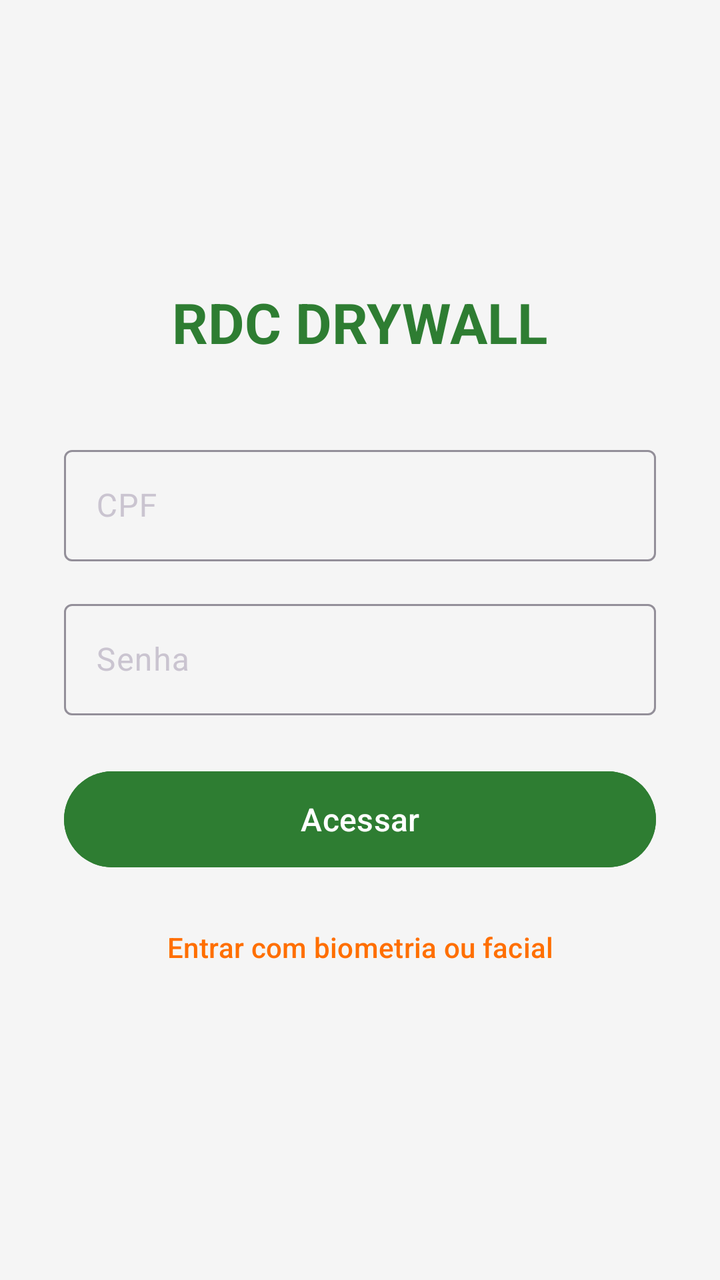
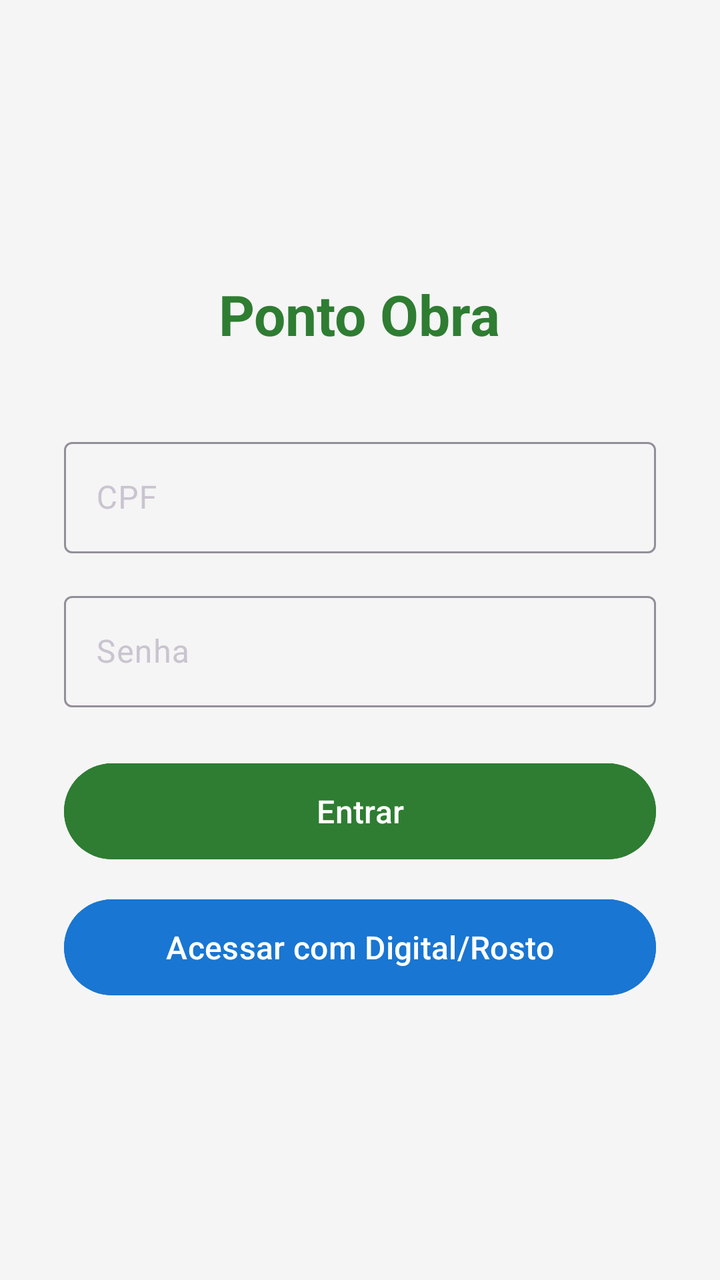

Screens rendered from an Android XML layout before and after an edit, with the pre-edit source and the edit as a unified diff.
<!-- AndroidManifest.xml: application theme Theme.PontoObra -->
<!-- res/layout/activity_login.xml -->
<?xml version="1.0" encoding="utf-8"?>
<LinearLayout xmlns:android="http://schemas.android.com/apk/res/android"
    android:layout_width="match_parent"
    android:layout_height="match_parent"
    android:orientation="vertical"
    android:gravity="center"
    android:padding="32dp"
    android:background="#F5F5F5">

    <TextView
        android:layout_width="wrap_content"
        android:layout_height="wrap_content"
        android:text="RDC DRYWALL"
        android:textSize="28sp"
        android:textStyle="bold"
        android:textColor="#2E7D32"
        android:layout_marginBottom="40dp"/>

    <com.google.android.material.textfield.TextInputLayout
        android:layout_width="match_parent"
        android:layout_height="wrap_content"
        android:hint="@string/cpf"
        android:layout_marginBottom="16dp">
        <com.google.android.material.textfield.TextInputEditText
            android:id="@+id/edtCpf"
            android:layout_width="match_parent"
            android:layout_height="wrap_content"
            android:inputType="number"/>
    </com.google.android.material.textfield.TextInputLayout>

    <com.google.android.material.textfield.TextInputLayout
        android:layout_width="match_parent"
        android:layout_height="wrap_content"
        android:hint="@string/senha"
        android:layout_marginBottom="24dp">
        <com.google.android.material.textfield.TextInputEditText
            android:id="@+id/edtSenha"
            android:layout_width="match_parent"
            android:layout_height="wrap_content"
            android:inputType="textPassword"/>
    </com.google.android.material.textfield.TextInputLayout>

    <com.google.android.material.button.MaterialButton
        android:id="@+id/btnLogin"
        android:layout_width="match_parent"
        android:layout_height="56dp"
        android:text="@string/login"
        android:textSize="16sp"
        android:backgroundTint="#2E7D32"
        android:textColor="@android:color/white"
        android:layout_marginBottom="12dp"/>

    <com.google.android.material.button.MaterialButton
        android:id="@+id/btnBiometria"
        android:layout_width="wrap_content"
        android:layout_height="wrap_content"
        android:text="@string/biometria"
        android:backgroundTint="@android:color/transparent"
        android:textColor="#FF6F00"/>

</LinearLayout>
<!-- resources referenced by this layout -->
<resources>
  <string name="biometria">Entrar com biometria ou facial</string>
  <string name="cpf">CPF</string>
  <string name="login">Acessar</string>
  <string name="senha">Senha</string>
  <style name="Theme.PontoObra" parent="Theme.Material3.Dark.NoActionBar">
          <item name="colorPrimary">#2E7D32</item>
          <item name="colorOnPrimary">#FFFFFF</item>
          <item name="colorSecondary">#FF6F00</item>
      </style>
</resources>

<!-- the commit's change to res/layout/activity_login.xml (unified diff, before → after) -->
@@ -3,14 +3,15 @@
     android:layout_width="match_parent"
     android:layout_height="match_parent"
     android:orientation="vertical"
-    android:gravity="center"
+    android:background="#F5F5F5"
     android:padding="32dp"
-    android:background="#F5F5F5">
+    android:gravity="center">
 
     <TextView
+        android:id="@+id/txtEmpresa"
         android:layout_width="wrap_content"
         android:layout_height="wrap_content"
-        android:text="RDC DRYWALL"
+        android:text="Ponto Obra"
         android:textSize="28sp"
         android:textStyle="bold"
         android:textColor="#2E7D32"
@@ -19,20 +20,23 @@
     <com.google.android.material.textfield.TextInputLayout
         android:layout_width="match_parent"
         android:layout_height="wrap_content"
-        android:hint="@string/cpf"
+        android:hint="CPF"
         android:layout_marginBottom="16dp">
+
         <com.google.android.material.textfield.TextInputEditText
             android:id="@+id/edtCpf"
             android:layout_width="match_parent"
             android:layout_height="wrap_content"
-            android:inputType="number"/>
+            android:inputType="number"
+            android:maxLength="11"/>
     </com.google.android.material.textfield.TextInputLayout>
 
     <com.google.android.material.textfield.TextInputLayout
         android:layout_width="match_parent"
         android:layout_height="wrap_content"
-        android:hint="@string/senha"
+        android:hint="Senha"
         android:layout_marginBottom="24dp">
+
         <com.google.android.material.textfield.TextInputEditText
             android:id="@+id/edtSenha"
             android:layout_width="match_parent"
@@ -44,7 +48,7 @@
         android:id="@+id/btnLogin"
         android:layout_width="match_parent"
         android:layout_height="56dp"
-        android:text="@string/login"
+        android:text="Entrar"
         android:textSize="16sp"
         android:backgroundTint="#2E7D32"
         android:textColor="@android:color/white"
@@ -52,10 +56,11 @@
 
     <com.google.android.material.button.MaterialButton
         android:id="@+id/btnBiometria"
-        android:layout_width="wrap_content"
-        android:layout_height="wrap_content"
-        android:text="@string/biometria"
-        android:backgroundTint="@android:color/transparent"
-        android:textColor="#FF6F00"/>
+        android:layout_width="match_parent"
+        android:layout_height="56dp"
+        android:text="Acessar com Digital/Rosto"
+        android:textSize="16sp"
+        android:backgroundTint="#1976D2"
+        android:textColor="@android:color/white"/>
 
 </LinearLayout>
<!-- resource entries referenced after the edit -->
@@ -1,9 +1,5 @@
 <!-- resources referenced by this layout -->
 <resources>
-  <string name="biometria">Entrar com biometria ou facial</string>
-  <string name="cpf">CPF</string>
-  <string name="login">Acessar</string>
-  <string name="senha">Senha</string>
   <style name="Theme.PontoObra" parent="Theme.Material3.Dark.NoActionBar">
           <item name="colorPrimary">#2E7D32</item>
           <item name="colorOnPrimary">#FFFFFF</item>
